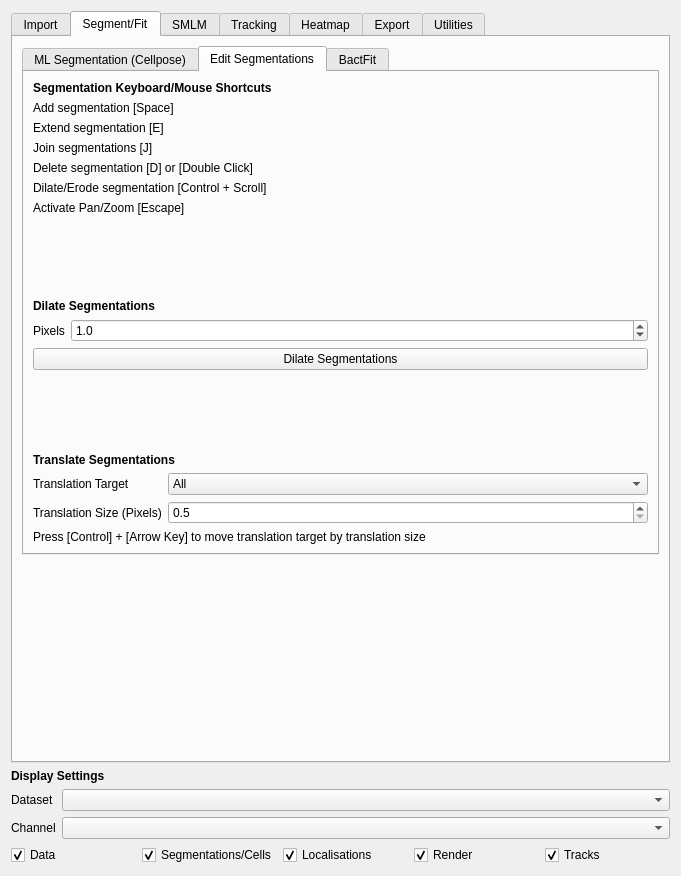
This is src/moltrack/GUI/widget_ui.ui in piedrro/napari-moltrack as Qt 5 draws it before an edit. The edited form follows.
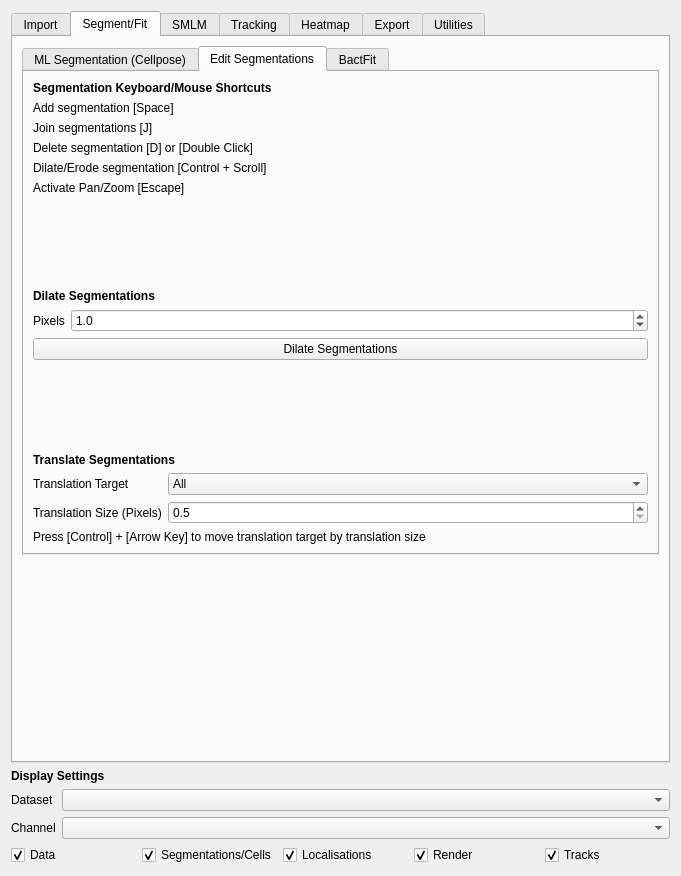
This is the edited form. The open tabs and pages were chosen to show the change.

Commit message: removed extend mode for segmentations, buggy...

Patch:
```diff
--- a/src/moltrack/GUI/widget_ui.ui
+++ b/src/moltrack/GUI/widget_ui.ui
@@ -1094,13 +1094,6 @@
              </property>
             </widget>
            </item>
-           <item>
-            <widget class="QLabel" name="label_17">
-             <property name="text">
-              <string>Extend segmentation [E]</string>
-             </property>
-            </widget>
-           </item>
            <item>
             <widget class="QLabel" name="label_18">
              <property name="text">
```
The commit also changes 4 other files.
